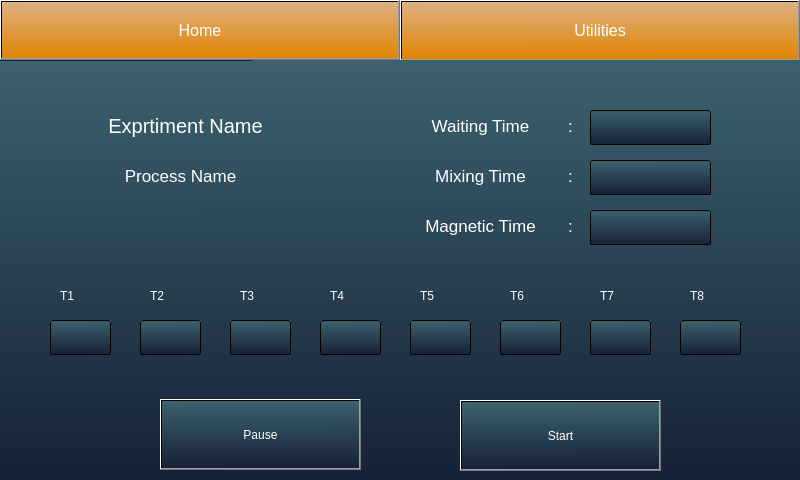
The window that mainwindow.ui (srikrishnan90/Extractor-UI-with-database) describes before a commit, drawn with Qt 5.
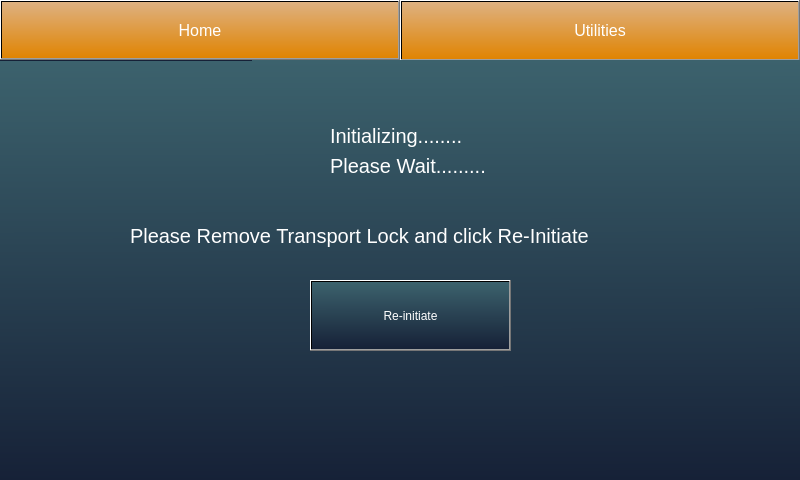
The same window after the commit.

```diff
--- a/mainwindow.ui
+++ b/mainwindow.ui
@@ -72,7 +72,7 @@
 color:rgb(255, 255, 255);</string>
     </property>
     <property name="currentIndex">
-     <number>3</number>
+     <number>6</number>
     </property>
     <widget class="QWidget" name="page">
      <widget class="QToolButton" name="toolButton_3">
@@ -5765,6 +5765,120 @@
       </property>
      </widget>
     </widget>
+    <widget class="QWidget" name="page_7">
+     <widget class="QLabel" name="label_93">
+      <property name="geometry">
+       <rect>
+        <x>330</x>
+        <y>60</y>
+        <width>311</width>
+        <height>31</height>
+       </rect>
+      </property>
+      <property name="font">
+       <font>
+        <pointsize>15</pointsize>
+       </font>
+      </property>
+      <property name="styleSheet">
+       <string notr="true">background:rgba(0, 0, 0,0)</string>
+      </property>
+      <property name="text">
+       <string>Initializing........</string>
+      </property>
+     </widget>
+     <widget class="QLabel" name="label_94">
+      <property name="geometry">
+       <rect>
+        <x>330</x>
+        <y>90</y>
+        <width>311</width>
+        <height>31</height>
+       </rect>
+      </property>
+      <property name="font">
+       <font>
+        <pointsize>15</pointsize>
+       </font>
+      </property>
+      <property name="styleSheet">
+       <string notr="true">background:rgba(0, 0, 0,0)</string>
+      </property>
+      <property name="text">
+       <string>Please Wait.........</string>
+      </property>
+     </widget>
+     <widget class="QToolButton" name="toolButton_45">
+      <property name="geometry">
+       <rect>
+        <x>310</x>
+        <y>220</y>
+        <width>201</width>
+        <height>71</height>
+       </rect>
+      </property>
+      <property name="text">
+       <string>Re-initiate</string>
+      </property>
+     </widget>
+     <widget class="QLabel" name="label_95">
+      <property name="geometry">
+       <rect>
+        <x>130</x>
+        <y>160</y>
+        <width>551</width>
+        <height>31</height>
+       </rect>
+      </property>
+      <property name="font">
+       <font>
+        <pointsize>15</pointsize>
+       </font>
+      </property>
+      <property name="styleSheet">
+       <string notr="true">background:rgba(0, 0, 0,0)</string>
+      </property>
+      <property name="text">
+       <string>Please Remove Transport Lock and click Re-Initiate</string>
+      </property>
+     </widget>
+    </widget>
+    <widget class="QWidget" name="page_11">
+     <widget class="QLabel" name="label_96">
+      <property name="geometry">
+       <rect>
+        <x>140</x>
+        <y>120</y>
+        <width>571</width>
+        <height>31</height>
+       </rect>
+      </property>
+      <property name="font">
+       <font>
+        <pointsize>15</pointsize>
+       </font>
+      </property>
+      <property name="styleSheet">
+       <string notr="true">background:rgba(0, 0, 0,0)</string>
+      </property>
+      <property name="text">
+       <string>Close the door properly and click Resume to continue</string>
+      </property>
+     </widget>
+     <widget class="QToolButton" name="toolButton_46">
+      <property name="geometry">
+       <rect>
+        <x>310</x>
+        <y>180</y>
+        <width>201</width>
+        <height>71</height>
+       </rect>
+      </property>
+      <property name="text">
+       <string>Resume</string>
+      </property>
+     </widget>
+    </widget>
    </widget>
   </widget>
  </widget>
```
